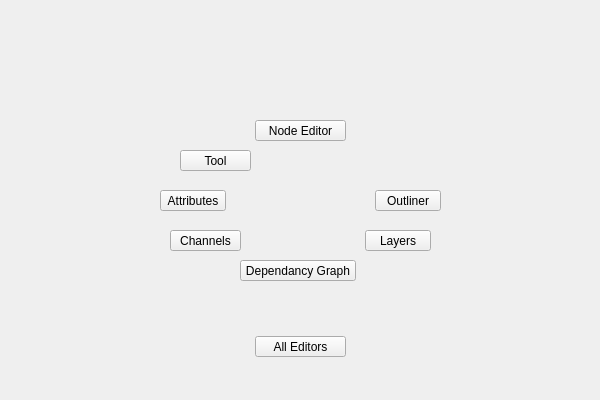
Above: uitk/ui/1/editors.ui from m3trik/tentacle before the change. Below: the same form after it.
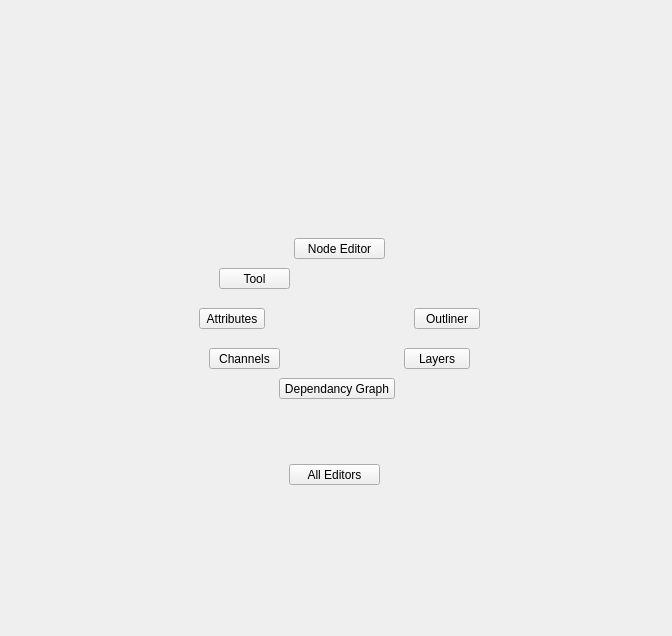
That is the form after the change.

Patch:
```diff
--- a/uitk/ui/1/editors.ui
+++ b/uitk/ui/1/editors.ui
@@ -9,8 +9,8 @@
    <rect>
     <x>0</x>
     <y>0</y>
-    <width>600</width>
-    <height>400</height>
+    <width>672</width>
+    <height>636</height>
    </rect>
   </property>
   <property name="sizePolicy">
@@ -76,7 +76,7 @@
         <widget class="QWidget" name="widget" native="true">
          <property name="minimumSize">
           <size>
-           <width>300</width>
+           <width>325</width>
            <height>200</height>
           </size>
          </property>
@@ -89,7 +89,7 @@
          <widget class="QPushButton" name="v004">
           <property name="geometry">
            <rect>
-            <x>20</x>
+            <x>35</x>
             <y>130</y>
             <width>71</width>
             <height>21</height>
@@ -120,7 +120,7 @@
          <widget class="QPushButton" name="v002">
           <property name="geometry">
            <rect>
-            <x>30</x>
+            <x>45</x>
             <y>50</y>
             <width>71</width>
             <height>21</height>
@@ -151,7 +151,7 @@
          <widget class="QPushButton" name="v000">
           <property name="geometry">
            <rect>
-            <x>10</x>
+            <x>25</x>
             <y>90</y>
             <width>66</width>
             <height>21</height>
@@ -182,7 +182,7 @@
          <widget class="QPushButton" name="v001">
           <property name="geometry">
            <rect>
-            <x>225</x>
+            <x>240</x>
             <y>90</y>
             <width>66</width>
             <height>21</height>
@@ -213,7 +213,7 @@
          <widget class="QPushButton" name="v003">
           <property name="geometry">
            <rect>
-            <x>215</x>
+            <x>230</x>
             <y>130</y>
             <width>66</width>
             <height>21</height>
@@ -244,7 +244,7 @@
          <widget class="QPushButton" name="v006">
           <property name="geometry">
            <rect>
-            <x>90</x>
+            <x>105</x>
             <y>160</y>
             <width>116</width>
             <height>21</height>
@@ -275,7 +275,7 @@
          <widget class="QPushButton" name="v005">
           <property name="geometry">
            <rect>
-            <x>105</x>
+            <x>120</x>
             <y>20</y>
             <width>91</width>
             <height>21</height>
@@ -313,8 +313,8 @@
          <widget class="QPushButton" name="i000">
           <property name="geometry">
            <rect>
-            <x>105</x>
-            <y>30</y>
+            <x>115</x>
+            <y>40</y>
             <width>91</width>
             <height>21</height>
            </rect>
```
